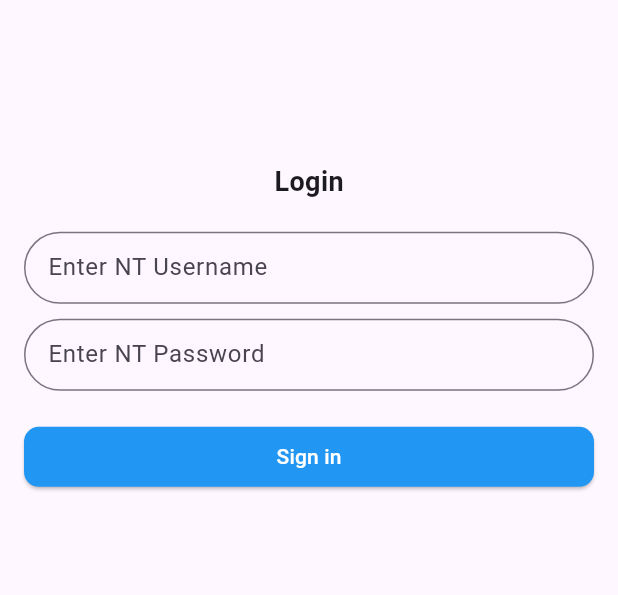
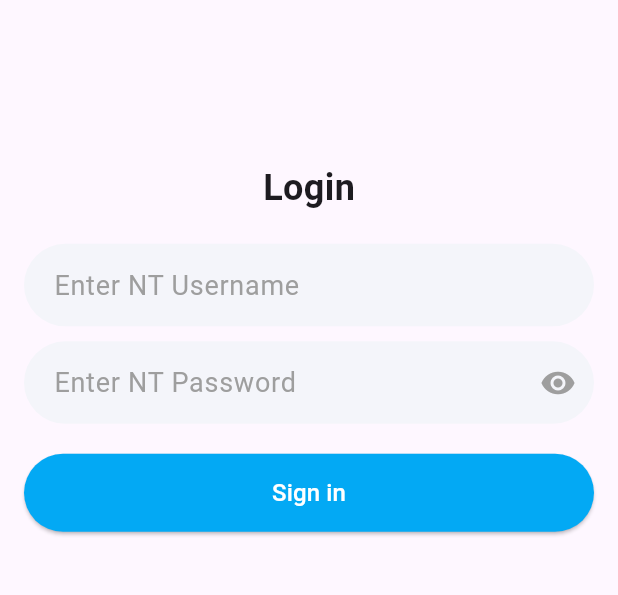
Before and after one commit to arya-singh-isec/sb_ap_audit_appv2, a Flutter app: the screen it shows after launch, on a phone screen of 412 x 824 dp, the part 247-842 px from its top. Run offline on Flutter 3.47's test engine with Material 3 defaults, Android fonts, the phone set to English and light mode, and no system bars; our stand-ins replace dartz, equatable, flutter_bloc, internet_connection_checker, loggy.

Commit message:
changed widget structure on login screen

```diff
--- a/lib/core/app.dart
+++ b/lib/core/app.dart
@@ -93,6 +93,7 @@ class _MyAppState extends State<MyApp> with WidgetsBindingObserver, UiLoggy {
         FocusManager.instance.primaryFocus?.unfocus();
       },
       child: Scaffold(
+        resizeToAvoidBottomInset: false,
         drawer: const MyDrawer(),
         appBar: CustomAppBar(initialTitle: appBarTitle),
         body: BlocListener<LoginBloc, LoginState>(
--- a/lib/features/login/presentation/pages/login_screen.dart
+++ b/lib/features/login/presentation/pages/login_screen.dart
@@ -1,4 +1,5 @@
 import 'package:flutter/material.dart';
+import 'package:flutter/widgets.dart';
 import 'package:flutter_bloc/flutter_bloc.dart';
 import 'package:loggy/loggy.dart';
 
@@ -15,18 +16,21 @@ class LoginScreen extends StatefulWidget {
 class _LoginScreenState extends State<LoginScreen> with UiLoggy {
   @override
   Widget build(BuildContext context) {
-    return LayoutBuilder(
-      builder: (context, constraints) {
-        final keyboardHeight = MediaQuery.of(context).viewInsets.bottom;
-        final availableHeight = constraints.maxHeight - keyboardHeight;
+    return SingleChildScrollView(
+      child: Builder(
+        builder: (context) {
+          final keyboardHeight = MediaQuery.of(context).viewInsets.bottom;
+          final screenHeight = MediaQuery.of(context).size.height;
+          final availableHeight = screenHeight - keyboardHeight;
 
-        return SingleChildScrollView(
-          child: Center(
+          return Center(
             child: Padding(
               padding: const EdgeInsets.all(16),
               child: Column(
                 children: <Widget>[
-                  SizedBox(
+                  AnimatedContainer(
+                    duration: const Duration(milliseconds: 300),
+                    curve: Curves.ease,
                     height: availableHeight * 0.3,
                     child: Center(
                       child: Image.asset('lib/core/assets/images/app_logo.png'),
@@ -48,9 +52,9 @@ class _LoginScreenState extends State<LoginScreen> with UiLoggy {
                 ],
               ),
             ),
-          ),
-        );
-      },
+          );
+        },
+      ),
     );
   }
 }
--- a/lib/features/login/presentation/widgets/login_form.dart
+++ b/lib/features/login/presentation/widgets/login_form.dart
@@ -2,7 +2,6 @@ import 'package:flutter/material.dart';
 import 'package:flutter_bloc/flutter_bloc.dart';
 import 'package:loggy/loggy.dart';
 
-import '../../../../core/logger/logger_config.dart';
 import '../../domain/entities/credentials.dart';
 import '../blocs/bloc.dart';
 
@@ -17,6 +16,7 @@ class _LoginFormState extends State<LoginForm> with UiLoggy {
   final _usernameController = TextEditingController();
   final _passwordController = TextEditingController();
   final _passwordFocusNode = FocusNode();
+  bool _isPasswordObscured = true;
 
   @override
   void dispose() {
@@ -26,23 +26,34 @@ class _LoginFormState extends State<LoginForm> with UiLoggy {
     super.dispose();
   }
 
+  void _toggleObscure() {
+    setState(() {
+      _isPasswordObscured = !_isPasswordObscured;
+    });
+  }
+
   @override
   Widget build(BuildContext context) {
     return Column(
       children: <Widget>[
         const Text(
           'Login',
-          style: TextStyle(fontSize: 18, fontWeight: FontWeight.bold),
+          style: TextStyle(fontSize: 24, fontWeight: FontWeight.bold),
         ),
         const SizedBox(height: 20),
         TextField(
           controller: _usernameController,
+          style: const TextStyle(fontSize: 18),
           decoration: const InputDecoration(
-            labelText: 'Enter NT Username',
+            hintText: 'Enter NT Username',
+            hintStyle: TextStyle(color: Colors.grey),
+            filled: true,
+            fillColor: Color.fromRGBO(244, 245, 250, 1),
             border: OutlineInputBorder(
-              borderRadius: BorderRadius.all(Radius.circular(24)),
+              borderSide: BorderSide.none,
+              borderRadius: BorderRadius.all(Radius.circular(28)),
             ),
-            contentPadding: EdgeInsets.all(12),
+            contentPadding: EdgeInsets.symmetric(vertical: 14, horizontal: 16),
           ),
           onSubmitted: (_) {
             FocusScope.of(context).requestFocus(_passwordFocusNode);
@@ -50,14 +61,29 @@ class _LoginFormState extends State<LoginForm> with UiLoggy {
         ),
         const SizedBox(height: 10),
         TextField(
+          textAlignVertical: TextAlignVertical.center,
+          obscureText: _isPasswordObscured,
           focusNode: _passwordFocusNode,
           controller: _passwordController,
-          decoration: const InputDecoration(
-            labelText: 'Enter NT Password',
-            border: OutlineInputBorder(
-              borderRadius: BorderRadius.all(Radius.circular(24)),
+          style: const TextStyle(fontSize: 18),
+          decoration: InputDecoration(
+            hintText: 'Enter NT Password',
+            hintStyle: const TextStyle(color: Colors.grey),
+            filled: true,
+            fillColor: const Color.fromRGBO(244, 245, 250, 1),
+            border: const OutlineInputBorder(
+              borderSide: BorderSide.none,
+              borderRadius: BorderRadius.all(Radius.circular(28)),
             ),
-            contentPadding: EdgeInsets.all(12),
+            contentPadding:
+                const EdgeInsets.symmetric(vertical: 14, horizontal: 16),
+            suffixIcon: IconButton(
+              onPressed: _toggleObscure,
+              icon: Icon(
+                _isPasswordObscured ? Icons.visibility : Icons.visibility_off,
+                color: Colors.grey,
+              ),
+            ),
           ),
         ),
         const SizedBox(height: 20),
@@ -68,7 +94,6 @@ class _LoginFormState extends State<LoginForm> with UiLoggy {
                 builder: (context, state) => ElevatedButton(
                   onPressed: () {
                     loggy.debug('Sign in button pressed');
-                    print(LoggerConfig.auditLogs);
                     final credentials = Credentials(
                         username: _usernameController.text,
                         password: _passwordController.text);
@@ -77,11 +102,12 @@ class _LoginFormState extends State<LoginForm> with UiLoggy {
                     );
                   },
                   style: ElevatedButton.styleFrom(
-                    backgroundColor: Colors.blue,
+                    backgroundColor: Colors.lightBlue,
                     foregroundColor: Colors.white,
                     shape: RoundedRectangleBorder(
-                      borderRadius: BorderRadius.circular(10),
+                      borderRadius: BorderRadius.circular(26),
                     ),
+                    minimumSize: const Size.fromHeight(52),
                   ),
                   child: state is LoginLoading
                       ? const SizedBox(
@@ -92,7 +118,10 @@ class _LoginFormState extends State<LoginForm> with UiLoggy {
                             strokeWidth: 2.0,
                           ),
                         )
-                      : const Text('Sign in'),
+                      : const Text(
+                          'Sign in',
+                          style: TextStyle(fontSize: 16),
+                        ),
                 ),
               ),
             )
```
